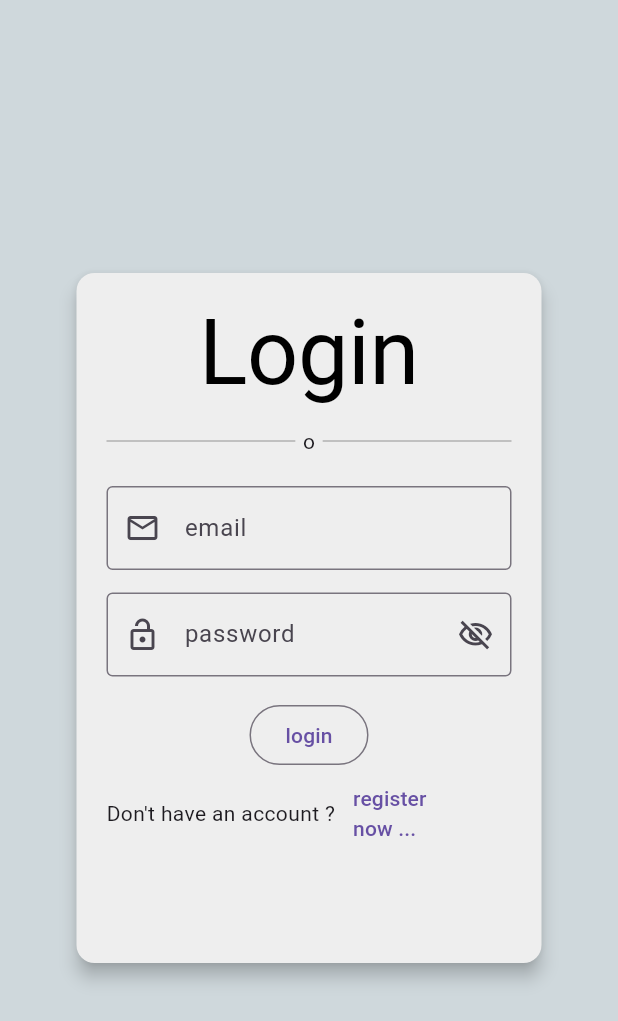
After one commit to AnasDarwesh20/Akhbar-Al-Youm-Academy, a Flutter app: the SocialLoginScreen screen opened directly, on a phone screen of 412 x 824 dp. The commit adds this screen. Shown: the top 1021 px of the screen. Run offline on Flutter 3.47's test engine with Material 3 defaults, Android fonts, the phone set to English and light mode, and no system bars; our stand-ins replace bloc, carousel_slider, cloud_firestore, equatable, firebase_core, flutter_bloc and 1 more; accounts and stored records are empty.

Commit message:
add login and register

```diff
--- a/lib/mobile_app/presentation/screens/home_screen.dart
+++ b/lib/mobile_app/presentation/screens/home_screen.dart
@@ -79,7 +79,7 @@ class _HomeScreenStateState extends State<HomeScreenState> {
           mainAxisAlignment: MainAxisAlignment.center,
           children: [
             Image(
-              image: AssetImage('images/aa.jpg',),
+              image: AssetImage('images/aa.jpg'),
               width: 120,
               height: 120,
             ),
--- /dev/null
+++ b/lib/mobile_app/presentation/screens/login/login_screen.dart
@@ -0,0 +1,179 @@
+
+import 'package:akbar_al_youm_app/mobile_app/presentation/screens/reigester/register_screen.dart';
+import 'package:flutter/material.dart';
+
+class SocialLoginScreen extends StatefulWidget {
+  @override
+  State<SocialLoginScreen> createState() => LoginScreenState();
+}
+
+class LoginScreenState extends State<SocialLoginScreen> {
+  var emailController = TextEditingController();
+
+  var passwordController = TextEditingController();
+
+  bool isPasswordShown = false;
+
+  var formKey = GlobalKey<FormState>();
+
+  @override
+  Widget build(BuildContext context) {
+    return Scaffold(
+      body: Container(
+        color: Colors.blueGrey[100],
+        child: Center(
+          child: Container(
+            width: 350,
+            height: 500,
+            child: Form(
+              key: formKey,
+              child: Card(
+                color: Colors.grey[200],
+                margin: EdgeInsets.all(20.0),
+                clipBehavior: Clip.antiAliasWithSaveLayer,
+                elevation: 5.0,
+                child: SingleChildScrollView(
+                  child: Padding(
+                    padding: const EdgeInsets.all(20.0),
+                    child: Center(
+                      child: Column(
+                        children: [
+                          Text(
+                            'Login',
+                            style: Theme.of(context)
+                                .textTheme
+                                .headline1
+                                ?.copyWith(
+                              fontSize: 60.0,
+                              color: Colors.black,
+                            ),
+                          ),
+                          SizedBox(
+                            height: 15.0,
+                          ),
+                          Row(
+                            children: [
+                              Expanded(
+                                child: Container(
+                                  width: double.infinity,
+                                  color: Colors.black26,
+                                  height: 1.0,
+                                ),
+                              ),
+                              SizedBox(width: 5,) ,
+                              Text(
+                                'o',
+                              ),
+                              SizedBox(width: 5,) ,
+                              Expanded(
+                                child: Container(
+                                  width: double.infinity,
+                                  color: Colors.black26,
+                                  height: 1.0,
+                                ),
+                              ),
+                            ],
+                          ),
+                          SizedBox(
+                            height: 20.0,
+                          ),
+                          Column(
+                            children: [
+                              TextFormField(
+                                controller: emailController,
+                                validator: (value) {
+                                  if (value!.isEmpty)
+                                    return 'please enter your email';
+                                },
+                                decoration: InputDecoration(
+                                  label: Text(
+                                    'email',
+                                  ),
+                                  border: OutlineInputBorder(),
+                                  prefixIcon: Icon(
+                                    Icons.mail_outline_outlined,
+                                  ),
+                                ),
+                              ),
+                              SizedBox(
+                                height: 15.0,
+                              ),
+                              TextFormField(
+                                controller: passwordController,
+                                validator: (value) {
+                                  if (value!.isEmpty)
+                                    return 'please enter your password';
+                                },
+                                obscureText:
+                                isPasswordShown ? false : true,
+                                decoration: InputDecoration(
+                                  label: Text(
+                                    'password',
+                                  ),
+                                  border: OutlineInputBorder(),
+                                  prefixIcon: Icon(
+                                    Icons.lock_open_outlined,
+                                  ),
+                                  suffixIcon: IconButton(
+                                    icon: Icon(
+                                      isPasswordShown
+                                          ? Icons.visibility_outlined
+                                          : Icons.visibility_off_outlined,
+                                    ),
+                                    onPressed: () {
+                                      setState(() {
+                                        isPasswordShown =
+                                        !isPasswordShown;
+                                      });
+                                    },
+                                  ),
+                                ),
+                              ),
+                              SizedBox(
+                                height: 15.0,
+                              ),
+                              OutlinedButton(
+                                onPressed: () {
+                                  if (formKey.currentState!.validate()) {
+                                    print(emailController.text);
+                                    print(passwordController.text);
+
+                                  }
+                                },
+                                child: Text(
+                                  'login',
+                                ),
+                              ),
+                              Row(
+                                mainAxisSize: MainAxisSize.min,
+                                children: [
+                                  Text(
+                                    "Don't have an account ?",
+                                  ),
+                                  Expanded(
+                                    child: TextButton(
+                                      onPressed: () {
+                                        Navigator.push(context, MaterialPageRoute(builder: (context) => RegisterScreen(),)) ;
+                                      },
+                                      child: Text(
+                                        'register now ...',
+                                      ),
+                                    ),
+                                  ),
+                                ],
+                              )
+                            ],
+                          ),
+                        ],
+                      ),
+                    ),
+                  ),
+                ),
+              ),
+            ),
+          ),
+        ),
+      ),
+    );
+  }
+}
--- a/lib/mobile_app/presentation/screens/user_profile_screen.dart
+++ b/lib/mobile_app/presentation/screens/user_profile_screen.dart
@@ -21,7 +21,7 @@ class ProfileScreen extends StatelessWidget {
 
           Center(
             child: UserProfilePhotoWidget(
-                AssetImage
+                ''
             ),
           ),
           Spacing ,
--- a/pubspec.yaml
+++ b/pubspec.yaml
@@ -35,6 +35,7 @@ dependencies:
   # The following adds the Cupertino Icons font to your application.
   # Use with the CupertinoIcons class for iOS style icons.
   cupertino_icons: ^1.0.2
+  conditional_builder:
   carousel_slider: ^4.2.1
   firebase_core: ^2.22.0
   cloud_firestore: ^4.13.1
@@ -45,6 +46,10 @@ dependencies:
   flutter_bloc: ^8.1.3
   equatable: ^2.0.5
   get_it: ^7.6.0
+  csv: ^5.1.1
+  form_builder_file_picker: ^4.1.0
+  firebase_storage: ^11.6.0
+  excel: ^4.0.2
 
 dev_dependencies:
   flutter_test:
```
Also changed, not shown: lib/mobile_app/core/style/widgets_components/widgets_default_components.dart (+58 -2 lines), lib/mobile_app/data/models/student_model.dart (+10 -1 lines), lib/mobile_app/domain/entity/subjects.dart (+22 -2 lines), lib/mobile_app/presentation/controller/aea_bloc/aea_state.dart (+6 -7 lines), lib/mobile_app/presentation/screens/reigester/register_screen.dart (added, +184 -0 lines), pubspec.lock, 3 other files.
